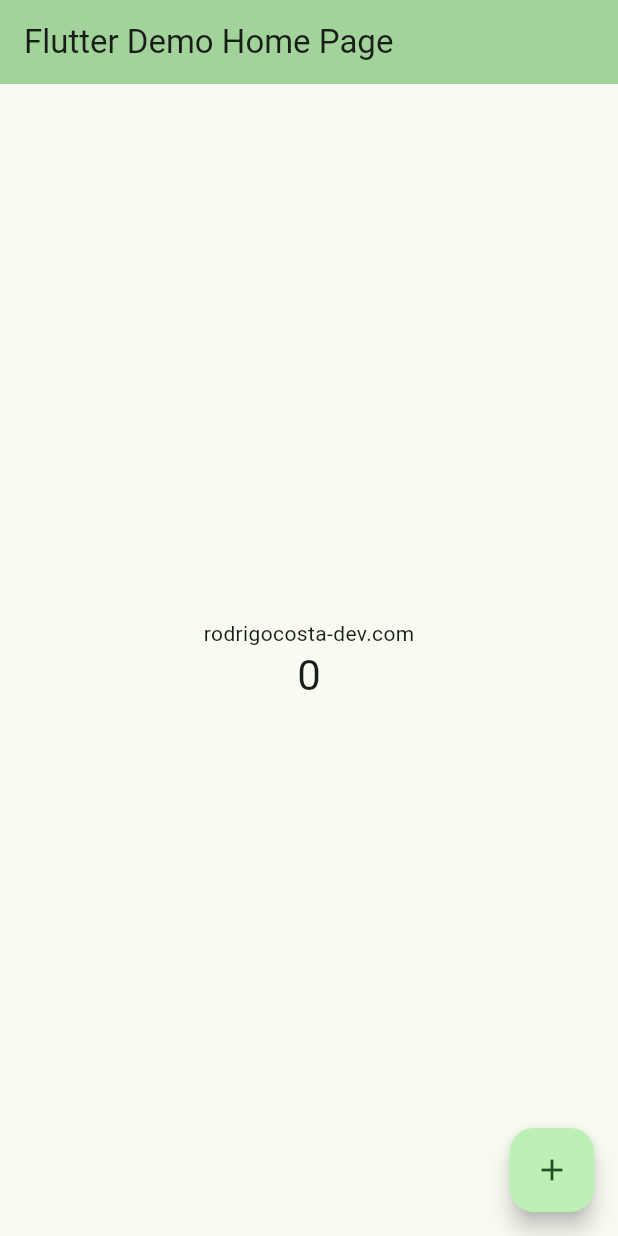
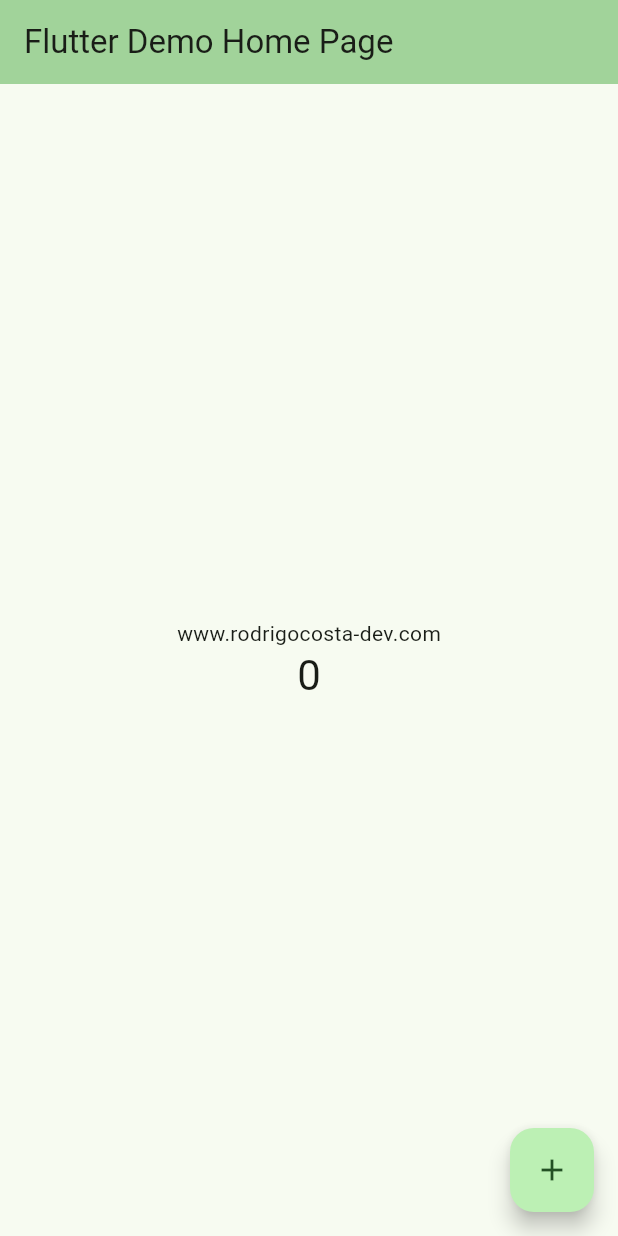
Before and after one commit to RodrigoCosta1983/contador, a Flutter app: the screen it shows after launch, on a phone screen of 412 x 824 dp. Run offline on Flutter 3.47's test engine with Material 2 defaults, Android fonts, the phone set to English and light mode, and no system bars.

```diff
--- a/lib/main.dart
+++ b/lib/main.dart
@@ -106,7 +106,7 @@ class _MyHomePageState extends State<MyHomePage> {
           mainAxisAlignment: MainAxisAlignment.center,
           children: <Widget>[
             const Text(
-              'rodrigocosta-dev.com',
+              'www.rodrigocosta-dev.com',
 
             ),
             Text(
```
